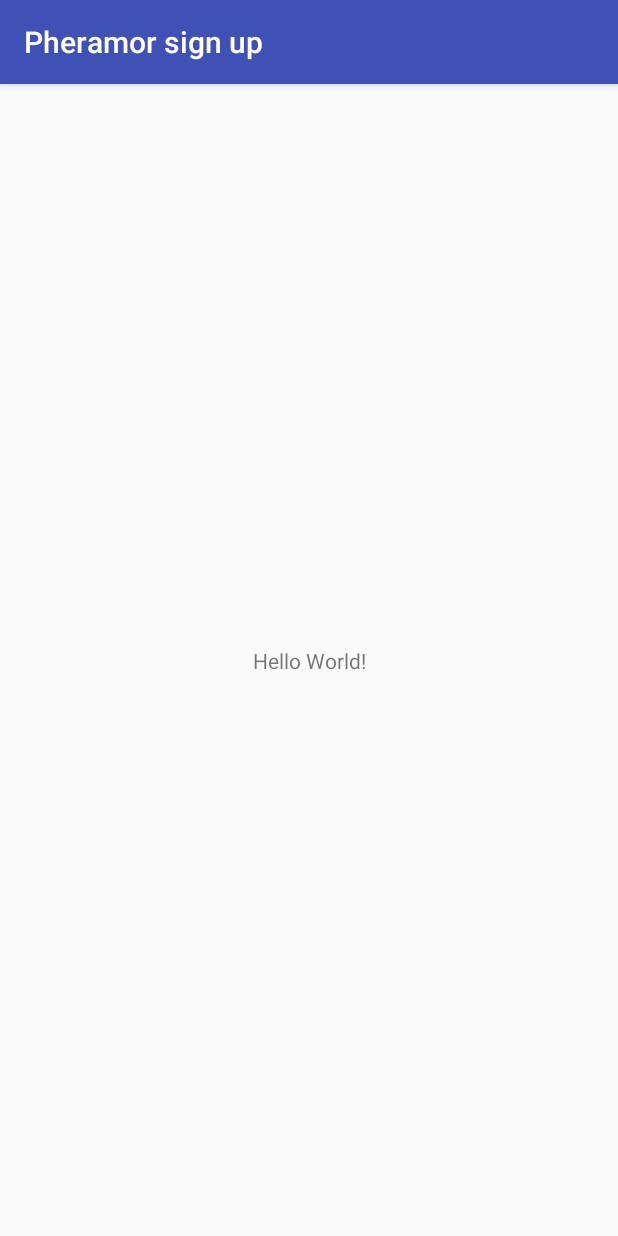
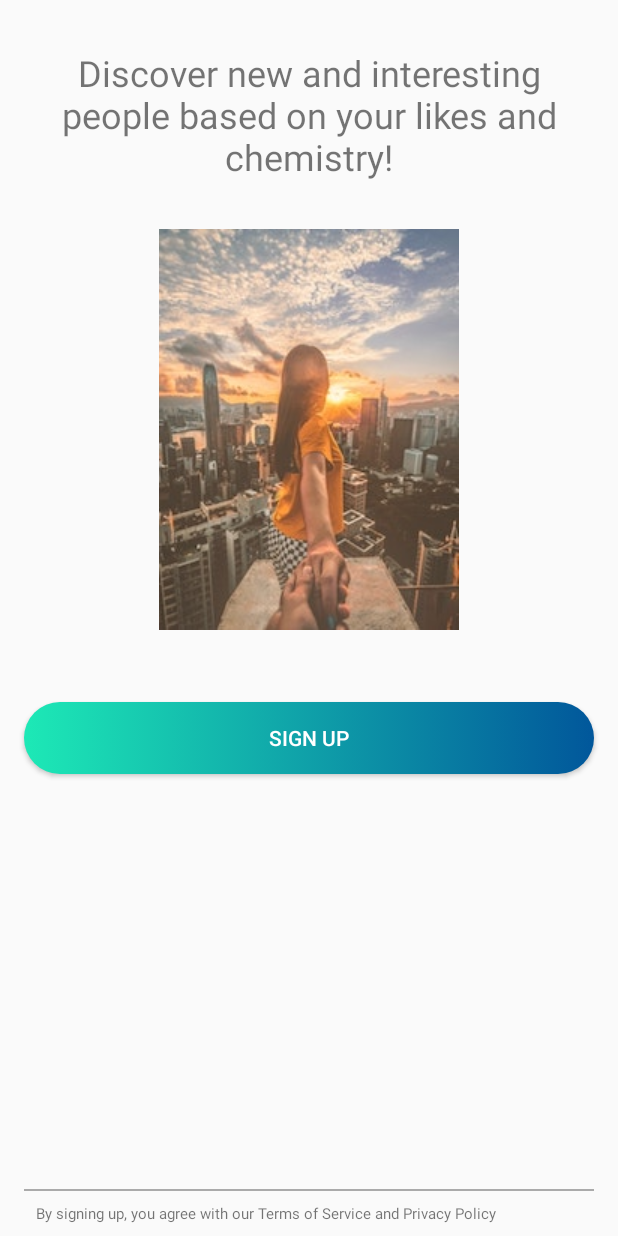
Before and after one commit to antoniotexas/pheramor_signup, an Android app: the screen it shows after launch (MainActivity), on a phone screen of 412 x 824 dp. Run offline under Robolectric (Android 15) with nearby library versions, the phone set to English and light mode, and no system bars.

Commit message:
implemented sign up layout

```diff
--- a/app/src/main/AndroidManifest.xml
+++ b/app/src/main/AndroidManifest.xml
@@ -9,7 +9,9 @@
         android:roundIcon="@mipmap/ic_launcher_round"
         android:supportsRtl="true"
         android:theme="@style/AppTheme">
-        <activity android:name=".MainActivity">
+        <activity android:name=".MainActivity"
+                  android:screenOrientation="portrait">
+            android:screenOrientation="portrait"
             <intent-filter>
                 <action android:name="android.intent.action.MAIN" />
 
--- /dev/null
+++ b/app/src/main/res/drawable/image_rounded_corners.xml
@@ -0,0 +1,9 @@
+<?xml version="1.0" encoding="utf-8"?>
+<shape xmlns:android="http://schemas.android.com/apk/res/android"
+    android:shape="rectangle">
+    <corners
+        android:radius="30dp" />
+    <stroke
+        android:color="#ffffffff"
+        android:width="10dp" />
+</shape>
--- /dev/null
+++ b/app/src/main/res/drawable/sign_up_btn_style.xml
@@ -0,0 +1,16 @@
+<?xml version="1.0" encoding="utf-8"?>
+<selector xmlns:android="http://schemas.android.com/apk/res/android">
+
+
+    <!--Gradient of button and with radius-->
+    <item>
+        <shape android:shape="rectangle">
+            <corners android:radius="90dp" />
+            <gradient
+                android:startColor="@color/light_green"
+                android:endColor="@color/dark_blue"
+                />
+        </shape>
+    </item>
+
+</selector>
--- a/app/src/main/res/layout/activity_main.xml
+++ b/app/src/main/res/layout/activity_main.xml
@@ -4,15 +4,75 @@
     xmlns:tools="http://schemas.android.com/tools"
     android:layout_width="match_parent"
     android:layout_height="match_parent"
-    tools:context="com.example.pheramorsignup.MainActivity">
+    tools:context="com.example.pheramorsignup.MainActivity"
+    tools:layout_editor_absoluteY="81dp">
 
     <TextView
+        android:id="@+id/header"
+        android:layout_width="match_parent"
+        android:layout_height="wrap_content"
+        android:layout_marginEnd="16dp"
+        android:layout_marginStart="16dp"
+        android:layout_marginTop="32dp"
+        android:gravity="center"
+        android:text="Discover new and interesting people based on your likes and chemistry!"
+        android:textSize="24sp"
+        app:layout_constraintEnd_toEndOf="parent"
+        app:layout_constraintStart_toStartOf="parent"
+        app:layout_constraintTop_toTopOf="parent" />
+
+    <ImageView
+        android:id="@+id/couple_image_holder"
         android:layout_width="wrap_content"
         android:layout_height="wrap_content"
-        android:text="Hello World!"
+        android:layout_marginEnd="8dp"
+        android:layout_marginStart="8dp"
+        android:layout_marginTop="32dp"
+        android:background="@drawable/image_rounded_corners"
+        android:src="@drawable/interesting_couple"
+        app:layout_constraintEnd_toEndOf="parent"
+        app:layout_constraintStart_toStartOf="parent"
+        app:layout_constraintTop_toBottomOf="@+id/header" />
+
+    <Button
+        android:id="@+id/signup_btn"
+        android:layout_width="match_parent"
+        android:layout_height="wrap_content"
+        android:layout_marginEnd="16dp"
+        android:layout_marginStart="16dp"
+        android:layout_marginTop="48dp"
+        android:background="@drawable/sign_up_btn_style"
+        android:text="SIGN UP"
+        android:textColor="@color/white"
+        app:layout_constraintEnd_toEndOf="parent"
+        app:layout_constraintHorizontal_bias="0.0"
+        app:layout_constraintStart_toStartOf="parent"
+        app:layout_constraintTop_toBottomOf="@+id/couple_image_holder" />
+
+    <View
+        android:id="@+id/horizontal_line"
+        android:layout_width="match_parent"
+        android:layout_height="1dp"
+        android:layout_marginBottom="8dp"
+        android:layout_marginEnd="16dp"
+        android:layout_marginStart="16dp"
+        android:background="@android:color/darker_gray"
+        app:layout_constraintBottom_toTopOf="@+id/terms_text_view"
+        app:layout_constraintEnd_toEndOf="parent"
+        app:layout_constraintStart_toStartOf="parent" />
+
+    <TextView
+        android:id="@+id/terms_text_view"
+        android:layout_width="match_parent"
+        android:layout_height="wrap_content"
+        android:layout_marginBottom="8dp"
+        android:layout_marginEnd="24dp"
+        android:layout_marginStart="24dp"
+        android:text="By signing up, you agree with our Terms of Service and Privacy Policy"
+        android:textSize="10sp"
         app:layout_constraintBottom_toBottomOf="parent"
-        app:layout_constraintLeft_toLeftOf="parent"
-        app:layout_constraintRight_toRightOf="parent"
-        app:layout_constraintTop_toTopOf="parent" />
+        app:layout_constraintEnd_toEndOf="parent"
+        app:layout_constraintHorizontal_bias="0.0"
+        app:layout_constraintStart_toStartOf="parent" />
 
 </android.support.constraint.ConstraintLayout>
--- a/app/src/main/res/values/colors.xml
+++ b/app/src/main/res/values/colors.xml
@@ -3,4 +3,8 @@
     <color name="colorPrimary">#3F51B5</color>
     <color name="colorPrimaryDark">#303F9F</color>
     <color name="colorAccent">#FF4081</color>
+    <color name="white">#FFFFFF</color>
+    <color name="light_green">#1DE9B6</color>
+    <color name="dark_blue">#01579B</color>
+    <color name="grey">#B6B1B0</color>
 </resources>
--- a/app/src/main/res/values/styles.xml
+++ b/app/src/main/res/values/styles.xml
@@ -1,11 +1,21 @@
 <resources>
 
     <!-- Base application theme. -->
-    <style name="AppTheme" parent="Theme.AppCompat.Light.DarkActionBar">
+    <style name="AppTheme" parent="Theme.AppCompat.Light.NoActionBar">
         <!-- Customize your theme here. -->
         <item name="colorPrimary">@color/colorPrimary</item>
         <item name="colorPrimaryDark">@color/colorPrimaryDark</item>
         <item name="colorAccent">@color/colorAccent</item>
     </style>
+    <style name="SignUp.ActionBar" parent="@android:style/Widget.Holo.Light.ActionBar">
+        <item name="android:background">@color/white</item>
+
+        <!-- Hide Android Logo -->
+        <item name="android:displayOptions">showHome|homeAsUp|showTitle</item>
+        <item name="displayOptions">showHome|homeAsUp|showTitle</item>
+        <item name="android:icon">@android:color/transparent</item>
+    </style>
+
+
 
 </resources>
```
Also changed, not shown: app/src/main/res/drawable/interesting_couple.jpg (added).
